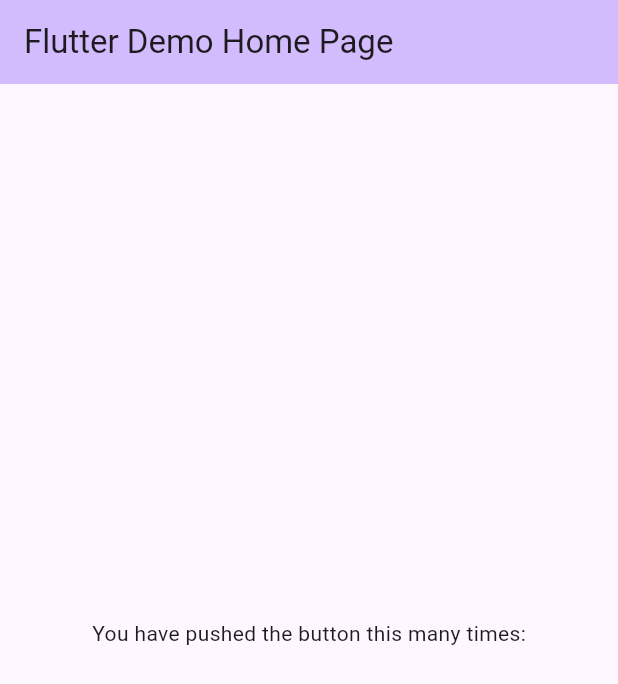
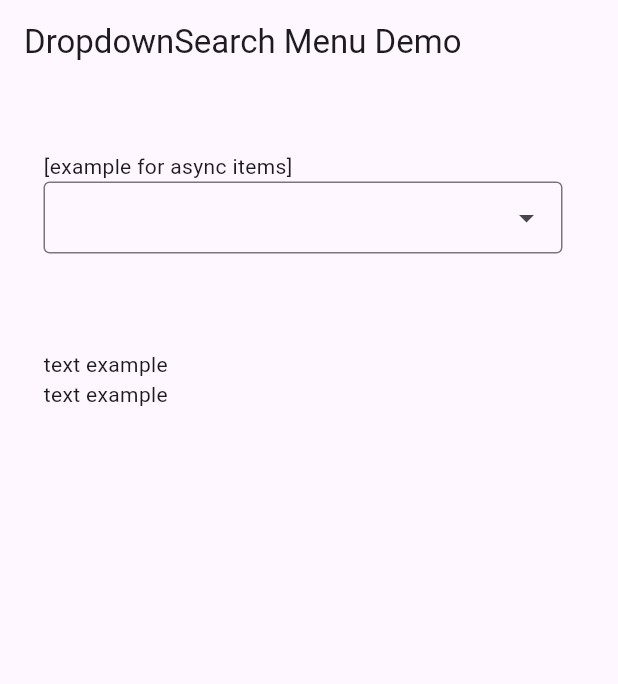
Before and after one commit to sk92129/dropdownsearchsimple, a Flutter app: the screen it shows after launch, on a phone screen of 412 x 824 dp. Shown: the top 684 px of the screen. Run offline on Flutter 3.47's test engine with Material 3 defaults, Android fonts, the phone set to English and light mode, and no system bars; drawn by our look-alikes of dropdown_search; our stand-ins replace dio.

Commit message:
reduced example

```diff
--- /dev/null
+++ b/lib/getdata.dart
@@ -0,0 +1,19 @@
+import 'package:dio/dio.dart';
+
+import 'user_model.dart';
+
+
+
+Future<List<UserModel>> getData(filter) async {
+  var response = await Dio().get(
+    "https://63c1210999c0a15d28e1ec1d.mockapi.io/users",
+    queryParameters: {"filter": filter},
+  );
+
+  final data = response.data;
+  if (data != null) {
+    return UserModel.fromJsonList(data);
+  }
+
+  return [];
+}
--- a/lib/main.dart
+++ b/lib/main.dart
@@ -1,4 +1,6 @@
 import 'package:flutter/material.dart';
+
+import 'menu_example.dart';
 
 void main() {
   runApp(const MyApp());
@@ -17,53 +19,7 @@ class MyApp extends StatelessWidget {
         colorScheme: ColorScheme.fromSeed(seedColor: Colors.deepPurple),
         useMaterial3: true,
       ),
-      home: const MyHomePage(title: 'Flutter Demo Home Page'),
+      home: const MenuExamplesPage(),
     );
   }
 }
-
-class MyHomePage extends StatefulWidget {
-  const MyHomePage({super.key, required this.title});
-
-
-  final String title;
-
-  @override
-  State<MyHomePage> createState() => _MyHomePageState();
-}
-
-class _MyHomePageState extends State<MyHomePage> {
-
-
-
-  @override
-  Widget build(BuildContext context) {
-
-    return Scaffold(
-      appBar: AppBar(
-
-        backgroundColor: Theme.of(context).colorScheme.inversePrimary,
-
-        title: Text(widget.title),
-      ),
-      body: Center(
-        // Center is a layout widget. It takes a single child and positions it
-        // in the middle of the parent.
-        child: Column(
-
-          mainAxisAlignment: MainAxisAlignment.center,
-          children: <Widget>[
-            const Text(
-              'You have pushed the button this many times:',
-            ),
-            Text(
-              '',
-              style: Theme.of(context).textTheme.headlineMedium,
-            ),
-          ],
-        ),
-      ),
-       // This trailing comma makes auto-formatting nicer for build methods.
-    );
-  }
-}
--- /dev/null
+++ b/lib/menu_example.dart
@@ -0,0 +1,88 @@
+import 'package:dropdown_search/dropdown_search.dart';
+import 'package:flutter/material.dart';
+
+import 'getdata.dart';
+import 'user_model.dart';
+
+class MenuExamplesPage extends StatefulWidget {
+  const MenuExamplesPage({super.key});
+
+  @override
+  State<MenuExamplesPage> createState() => _MenuExamplesPageState();
+}
+
+class _MenuExamplesPageState extends State<MenuExamplesPage> {
+  final _formKey = GlobalKey<FormState>();
+
+  @override
+  Widget build(BuildContext context) {
+    return Scaffold(
+      appBar: AppBar(title: const Text("DropdownSearch Menu Demo")),
+      body: Padding(
+        padding: const EdgeInsets.all(25),
+        child: Form(
+          key: _formKey,
+          autovalidateMode: AutovalidateMode.onUserInteraction,
+          child: ListView(
+            padding: const EdgeInsets.all(4),
+            children: <Widget>[
+
+              const Padding(padding: EdgeInsets.all(8)),
+              const Text("[example for async items]"),
+              Row(
+                children: [
+                  Expanded(
+                    child: DropdownSearch<UserModel>(
+                      items: (f, cs) => getData(f),
+                      suffixProps: const DropdownSuffixProps(
+                          clearButtonProps: ClearButtonProps(isVisible: true)),
+                      compareFn: (item, selectedItem) =>
+                          item.id == selectedItem.id,
+                      dropdownBuilder: (context, selectedItem) {
+                        if (selectedItem == null) {
+                          return const SizedBox.shrink();
+                        }
+
+                        return ListTile(
+                          contentPadding: const EdgeInsets.only(left: 0),
+                          leading: CircleAvatar(
+                              backgroundColor: Colors.blue,
+                              child: Text(selectedItem.name[0])),
+                          title: Text(selectedItem.name),
+                        );
+                      },
+                      popupProps: PopupProps.menu(
+                        disableFilter:
+                            true, //data will be filtered by the backend
+                        showSearchBox: true,
+                        showSelectedItems: true,
+                        itemBuilder: (ctx, item, isDisabled, isSelected) {
+                          return ListTile(
+                            leading: CircleAvatar(
+                                backgroundColor: Colors.blue,
+                                child: Text(item.name[0])),
+                            selected: isSelected,
+                            title: Text(item.name),
+                          );
+                        },
+                      ),
+                    ),
+                  ),
+                  const Padding(padding: EdgeInsets.all(4)),
+                ],
+              ),
+              const Padding(padding: EdgeInsets.all(32)),
+              const Text("text example"),
+
+              const Text("text example"),
+
+
+
+              const Padding(padding: EdgeInsets.only(top: 32)),
+            ],
+          ),
+        ),
+      ),
+    );
+  }
+}
--- /dev/null
+++ b/lib/user_model.dart
@@ -0,0 +1,44 @@
+class UserModel {
+  final String id;
+  final DateTime createdAt;
+  final String name;
+  final String avatar;
+
+  UserModel({
+    required this.id,
+    required this.createdAt,
+    required this.name,
+    required this.avatar,
+  });
+
+  factory UserModel.fromJson(Map<String, dynamic> json) {
+    return UserModel(
+      id: json["id"],
+      createdAt: DateTime.parse(json["createdAt"]),
+      name: json["name"],
+      avatar: json["avatar"],
+    );
+  }
+
+  static List<UserModel> fromJsonList(List list) {
+    return list.map((item) => UserModel.fromJson(item)).toList();
+  }
+
+  ///this method will prevent the override of toString
+  String userAsString() {
+    return '#$id $name';
+  }
+
+  ///this method will prevent the override of toString
+  bool userFilterByCreationDate(String filter) {
+    return createdAt.toString().contains(filter);
+  }
+
+  ///custom comparing function to check if two users are equal
+  bool isEqual(UserModel model) {
+    return id == model.id;
+  }
+
+  @override
+  String toString() => name;
+}
--- a/pubspec.yaml
+++ b/pubspec.yaml
@@ -18,6 +18,7 @@ dependencies:
 
   cupertino_icons: ^1.0.8
   dropdown_search: ^6.0.1
+  dio: ^5.7.0
 
 dev_dependencies:
   flutter_test:
```
Also changed, not shown: pubspec.lock.
